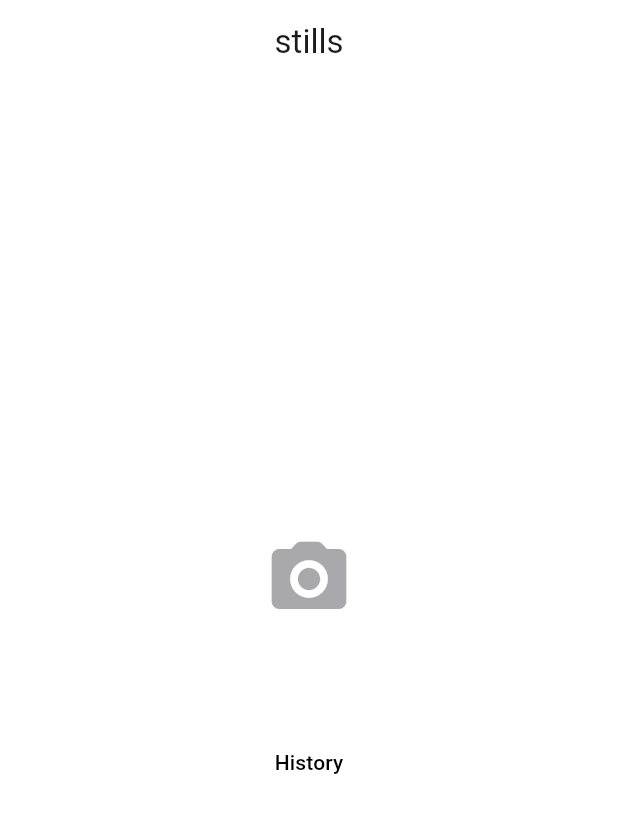
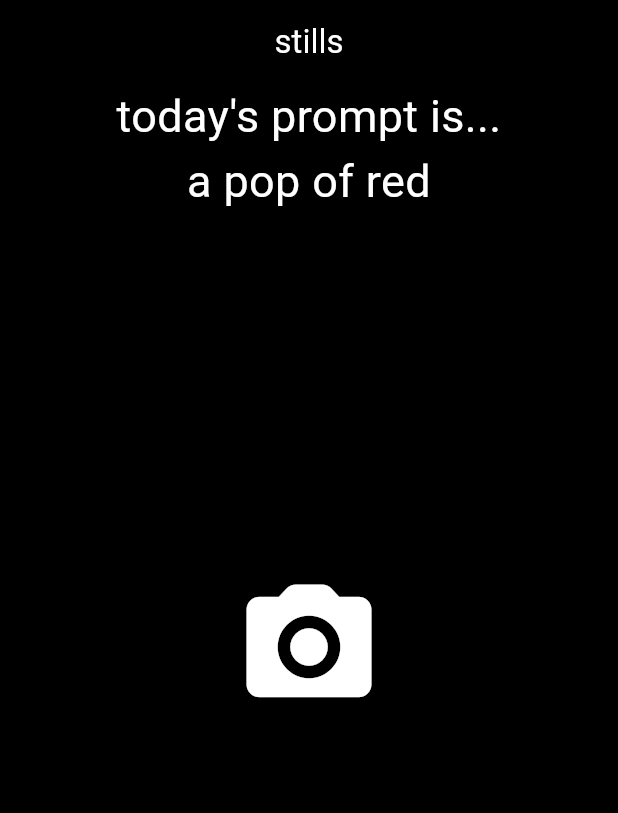
Before and after one commit to dhvbnl/dubhacks_2024, a Flutter app: the screen it shows after launch, on a phone screen of 412 x 824 dp. Shown: the top 813 px of the screen. Run offline on Flutter 3.47's test engine with Material 3 defaults, Android fonts, the phone set to English and light mode, and no system bars; drawn by our look-alikes of flutter_platform_widgets.

Commit message:
designed homepage

```diff
--- a/lib/views/homepage/homepage.dart
+++ b/lib/views/homepage/homepage.dart
@@ -10,38 +10,75 @@
 
 class _HomePageState extends State<HomePage> {
   @override
+  String prompt = "a pop of red";
+
   Widget build(BuildContext context) {
-    return Scaffold(
-      backgroundColor: Colors.white,
+
+    return SafeArea(
+      child: Scaffold(
+        backgroundColor: Colors.black,
         appBar: AppBar(
-        backgroundColor: Colors.white,
-        title: const Text('stills'),
+          backgroundColor: Colors.black,
+          title: const Text(
+            'stills',
+            style: TextStyle(
+              color: Colors.white,
+            ),
+          ),
           centerTitle: true,
           elevation: 0,
         ),
         body: Center(
           child: Column(
-          crossAxisAlignment: CrossAxisAlignment.center,
-          mainAxisAlignment: MainAxisAlignment.center,
+            crossAxisAlignment: CrossAxisAlignment.stretch,
+            mainAxisAlignment: MainAxisAlignment.spaceBetween,
             children: [
+              Column(
+                children: [
+                  Text(
+                    "today's prompt is...",
+                    textAlign: TextAlign.center,
+                    style: TextStyle(
+                      color: Colors.white,
+                      fontSize: 30.0
+                    ),
+                  ),
+                Text(
+                    prompt,
+                    textAlign: TextAlign.center,
+                    style: TextStyle(
+                      color: Colors.white,
+                      fontSize: 30.0
+                    ),
+                ),]
+              ),
+
+              SizedBox(height: 5,),
+
               PlatformIconButton(
                 icon: Icon(
                   Icons.camera_alt_rounded,
-                size: 60,
+                  size: 100,
+                  color: Colors.white,
                 )
               ),
               SizedBox(height: 60,),
 
               PlatformTextButton(
-              onPressed: () {},
-              color: Colors.black,
-              child: const Text('History'),
-
+                onPressed: () {
+                  print("hello");
+                },
+                color: Colors.white,
+                child: const Text(
+                  'History',
+                  style: TextStyle(color: Colors.black),
+                ),
               )
 
             ],
           ),
         ),
+      ),
     );
   }
 }
```
Lines whose indentation alone changed are shown as unchanged.
